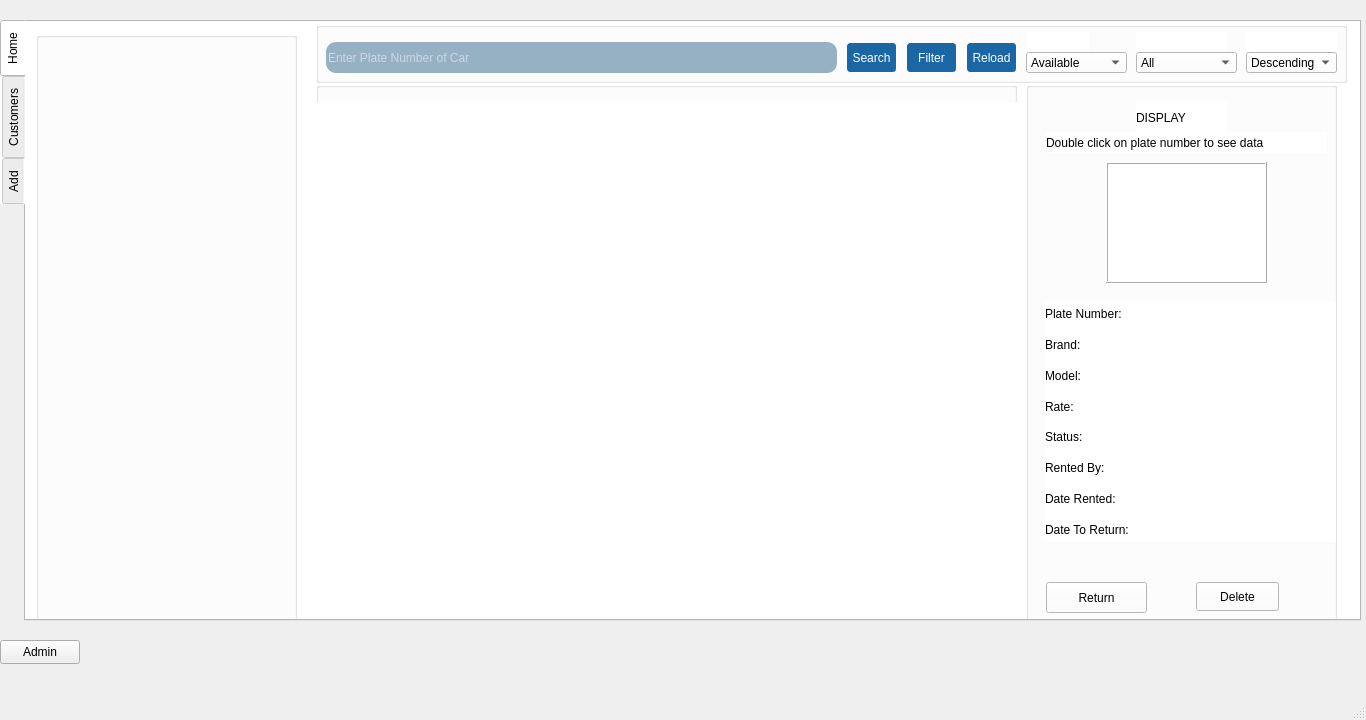
This is CarRent/mainscreen.ui in Mani-SSH/Car_Rental as Qt 5 draws it before an edit. The edited form follows.
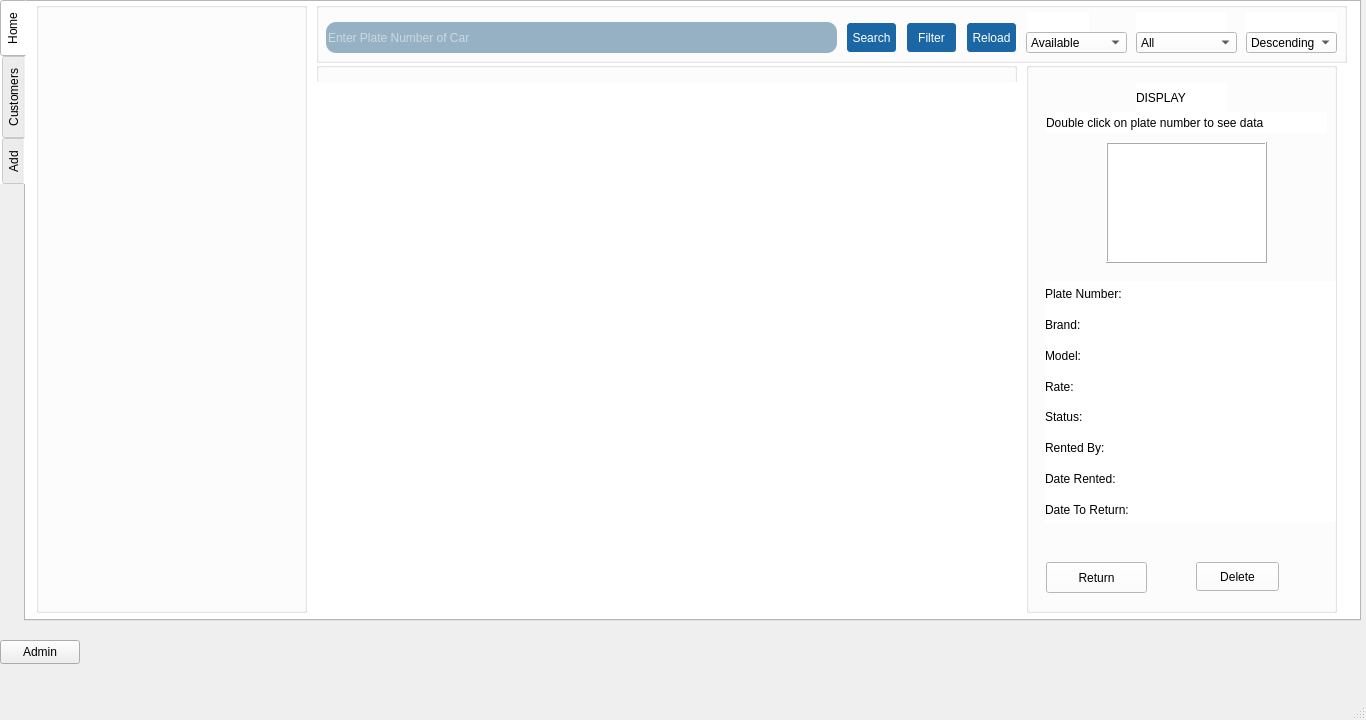
This is the edited form.

The edit to the form file:
```diff
--- a/CarRent/mainscreen.ui
+++ b/CarRent/mainscreen.ui
@@ -32,9 +32,9 @@
     <property name="geometry">
      <rect>
       <x>0</x>
-      <y>20</y>
+      <y>0</y>
       <width>1361</width>
-      <height>601</height>
+      <height>621</height>
      </rect>
     </property>
     <property name="sizePolicy">
@@ -61,9 +61,9 @@
       <property name="geometry">
        <rect>
         <x>10</x>
-        <y>10</y>
-        <width>261</width>
-        <height>601</height>
+        <y>0</y>
+        <width>271</width>
+        <height>611</height>
        </rect>
       </property>
       <property name="styleSheet">
@@ -1557,8 +1557,8 @@
    <widget class="QLabel" name="label_welcomeUser">
     <property name="geometry">
      <rect>
-      <x>790</x>
-      <y>0</y>
+      <x>850</x>
+      <y>630</y>
       <width>511</width>
       <height>21</height>
      </rect>
```
